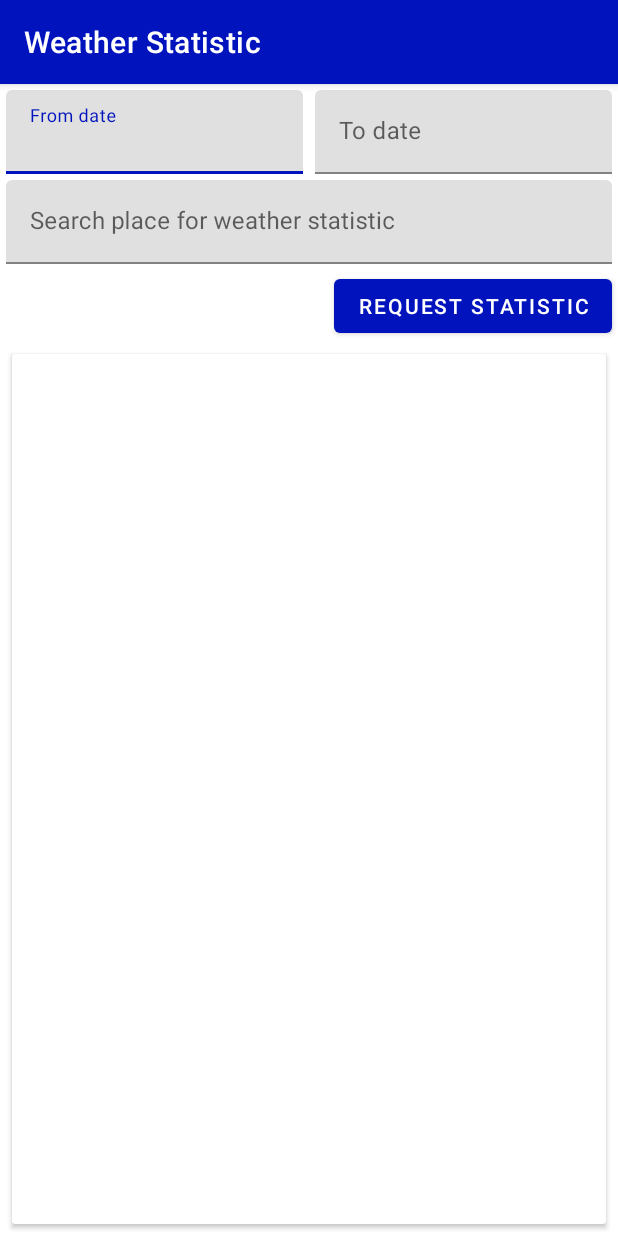
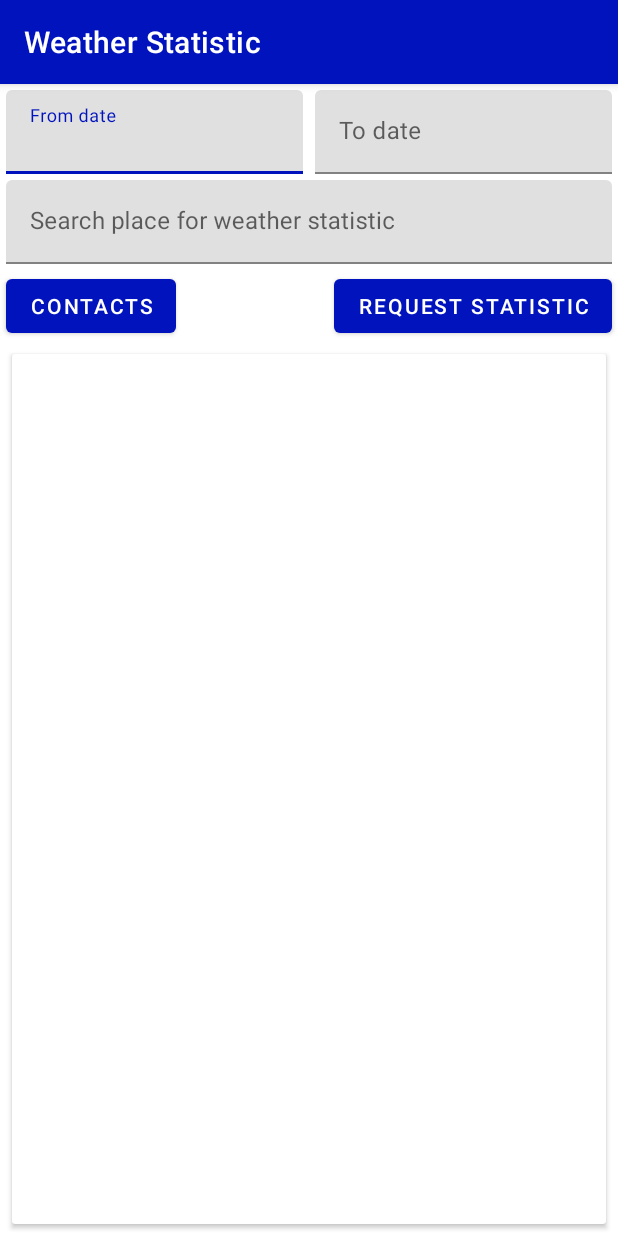
Before and after one commit to MikhailD007/WeatherStatistic, an Android app: the screen it shows after launch (SingleActivity), on a phone screen of 412 x 824 dp. Run offline under Robolectric (Android 15) with nearby library versions, the phone set to English and light mode, and no system bars; our stand-ins replace Room's generated code, navigation-ui; libraries missing offline, so code that uses them is left out: com.facebook.stetho, com.wdullaer.materialdatetimepicker, org.koin.experimental; 10 statements that could not run were skipped.

Commit message:
Получение и отображение списка контактов с обработкой разрешений

```diff
--- a/app/build.gradle
+++ b/app/build.gradle
@@ -86,6 +86,7 @@ dependencies {
     implementation 'com.squareup.okhttp3:logging-interceptor:3.6.0'
     implementation "org.jetbrains.kotlin:kotlin-stdlib:$kotlin_version"
     implementation 'com.google.code.gson:gson:2.8.6'
+    implementation 'androidx.legacy:legacy-support-v4:1.0.0'
 
     //Test
     //noinspection GradleDynamicVersion
--- a/app/src/main/AndroidManifest.xml
+++ b/app/src/main/AndroidManifest.xml
@@ -5,10 +5,11 @@
     <uses-permission android:name="android.permission.INTERNET" />
     <uses-permission android:name="android.permission.ACCESS_NETWORK_STATE" />
     <uses-permission android:name="android.permission.FOREGROUND_SERVICE" />
+    <uses-permission android:name="android.permission.READ_CONTACTS" />
 
     <application
         android:name=".App"
-        android:allowBackup="true"
+        android:allowBackup="false"
         android:icon="@mipmap/ic_launcher"
         android:label="@string/app_name"
         android:roundIcon="@mipmap/ic_launcher_round"
--- a/app/src/main/java/org/vimteam/weatherstatistic/MainModule.kt
+++ b/app/src/main/java/org/vimteam/weatherstatistic/MainModule.kt
@@ -1,12 +1,15 @@
 package org.vimteam.weatherstatistic
 
 import android.app.Application
+import android.content.ContentResolver
+import android.content.Context
 import androidx.room.Room
 import com.google.gson.GsonBuilder
 import okhttp3.OkHttpClient
 import okhttp3.logging.HttpLoggingInterceptor
 import org.joda.time.LocalDate
 import org.koin.android.ext.koin.androidApplication
+import org.koin.android.ext.koin.androidContext
 import org.koin.androidx.viewmodel.dsl.viewModel
 import org.koin.dsl.module
 import org.koin.experimental.builder.singleBy
@@ -19,6 +22,7 @@ import org.vimteam.weatherstatistic.data.repositories.ApiRepository
 import org.vimteam.weatherstatistic.data.repositories.DatabaseRepository
 import org.vimteam.weatherstatistic.data.repositories.SharedPreferencesRepository
 import org.vimteam.weatherstatistic.domain.contracts.*
+import org.vimteam.weatherstatistic.domain.viewmodels.ContactsListViewModel
 import org.vimteam.weatherstatistic.domain.viewmodels.RequestWeatherStatisticViewModel
 import org.vimteam.weatherstatistic.domain.viewmodels.ResultWeatherStatisticViewModel
 import org.vimteam.weatherstatistic.ui.providers.ResourcesProvider
@@ -65,20 +69,27 @@ object MainModule {
                 .build()
         }
 
+        fun provideContentResolver(context: Context): ContentResolver {
+            return context.contentResolver
+        }
+
         singleBy<ResourcesProviderContract, ResourcesProvider>()
         singleBy<SharedPreferencesContract, SharedPreferencesRepository>()
 
         single { ConnectivityListener(get()) }
 
         single { provideDatabase(androidApplication()) }
-        factory<DatabaseRepositoryContract> { DatabaseRepository(get()) }
+        factory<DatabaseRepositoryContract> { DatabaseRepository(get(), get()) }
 
         single { provideVisualcrossingRetrofit() }
         single { provideVisualcrossingApi(get()) }
         factory<ApiRepositoryContract> { ApiRepository(get()) }
 
+        single { provideContentResolver(androidContext()) }
+
         viewModel<RequestWeatherStatisticContract.ViewModel> { RequestWeatherStatisticViewModel(get(), get()) }
         viewModel<ResultWeatherStatisticContract.ViewModel> { ResultWeatherStatisticViewModel(get(), get()) }
+        viewModel<ContactsListContract.ViewModel> { ContactsListViewModel(get()) }
 
     }
 }
--- a/app/src/main/java/org/vimteam/weatherstatistic/domain/contracts/DatabaseRepositoryContract.kt
+++ b/app/src/main/java/org/vimteam/weatherstatistic/domain/contracts/DatabaseRepositoryContract.kt
@@ -1,5 +1,6 @@
 package org.vimteam.weatherstatistic.domain.contracts
 
+import org.vimteam.weatherstatistic.domain.models.Contact
 import org.vimteam.weatherstatistic.domain.models.RequestHistory
 import org.vimteam.weatherstatistic.domain.models.WeatherStatistic
 
@@ -17,4 +18,10 @@ interface DatabaseRepositoryContract {
     @Throws(Exception::class)
     suspend fun saveRequestHistory(weatherStatisticList: ArrayList<WeatherStatistic>)
 
+    @Throws(Exception::class)
+    suspend fun getContactsList(
+        error: (Exception) -> Unit,
+        success: (ArrayList<Contact>) -> Unit
+    )
+
 }
--- /dev/null
+++ b/app/src/main/java/org/vimteam/weatherstatistic/domain/models/Contact.kt
@@ -0,0 +1,6 @@
+package org.vimteam.weatherstatistic.domain.models
+
+data class Contact(
+    val name: String,
+    val phone: String
+)
--- a/app/src/main/res/layout/fragment_request_weather_statistic.xml
+++ b/app/src/main/res/layout/fragment_request_weather_statistic.xml
@@ -69,6 +69,15 @@
         app:layout_constraintEnd_toEndOf="parent"
         app:layout_constraintTop_toBottomOf="@+id/searchPlaceTextInputLayout"/>  <!-- Request stat button -->
 
+    <com.google.android.material.button.MaterialButton
+        android:id="@+id/contactsMaterialButton"
+        android:layout_width="wrap_content"
+        android:layout_height="wrap_content"
+        android:text="@string/contacts"
+        android:layout_margin="@dimen/small_margin"
+        app:layout_constraintStart_toStartOf="parent"
+        app:layout_constraintTop_toBottomOf="@+id/searchPlaceTextInputLayout"/>  <!-- Request stat button -->
+
     <androidx.cardview.widget.CardView
         android:layout_width="match_parent"
         android:layout_height="0dp"
--- a/app/src/main/res/navigation/nav_graph.xml
+++ b/app/src/main/res/navigation/nav_graph.xml
@@ -15,6 +15,9 @@
         <action
             android:id="@+id/action_requestWeatherStatisticFragment_to_resultWeatherStatisticFragment_from_api"
             app:destination="@id/resultWeatherStatisticFragment" />
+        <action
+            android:id="@+id/action_requestWeatherStatisticFragment_to_contactsListFragment"
+            app:destination="@id/contactsListFragment" />
     </fragment>
     <fragment
         android:id="@+id/resultWeatherStatisticFragment"
@@ -25,4 +28,9 @@
             android:name="requestHistory"
             app:argType="org.vimteam.weatherstatistic.domain.models.RequestHistory" />
     </fragment>
+    <fragment
+        android:id="@+id/contactsListFragment"
+        android:name="org.vimteam.weatherstatistic.ui.fragments.ContactsListFragment"
+        android:label="fragment_contacts_list"
+        tools:layout="@layout/fragment_contacts_list" />
 </navigation>
--- a/app/src/main/res/values/strings.xml
+++ b/app/src/main/res/values/strings.xml
@@ -27,4 +27,11 @@
     <string name="city_picture" tools:ignore="TypographyDashes">https://freepngimg.com/thumb/save_electricity/33173-4-save-electricity-picture.png</string>
     <string name="loading_picture" tools:ignore="TypographyDashes">https://freepngimg.com/thumb/cloud_server/8-2-cloud-server-transparent.png</string>
     <string name="failed_picture" tools:ignore="TypographyDashes">https://freepngimg.com/thumb/fail_stamp/5-2-fail-stamp-png-image.png</string>
+    <string name="contacts">Contacts</string>
+    <string name="contacts_permission_dialog_title">Contacts read permission required</string>
+    <string name="contacts_permission_dialog_description">We need permission to read your contacts (names and phone numbers) for education reason, they only be used to display as list</string>
+    <string name="give_permission">Give permission</string>
+    <string name="no_permission">Don\'t</string>
+    <string name="contacts_permission_dialog_denied_description">You don\'t give permission to read your contacts, so poor students will fail their homework :(</string>
+    <string name="ok">@android:string/ok</string>
 </resources>
```
Also changed, not shown: app/src/main/java/org/vimteam/weatherstatistic/data/repositories/DatabaseRepository.kt (+55 -2 lines), app/src/main/java/org/vimteam/weatherstatistic/domain/contracts/ContactsListContract.kt (added, +16 -0 lines), app/src/main/java/org/vimteam/weatherstatistic/domain/models/state/ContactsListState.kt (added, +9 -0 lines), app/src/main/java/org/vimteam/weatherstatistic/domain/viewmodels/ContactsListViewModel.kt (added, +31 -0 lines), app/src/main/java/org/vimteam/weatherstatistic/ui/adapters/ContactsListAdapter.kt (added, +39 -0 lines), app/src/main/java/org/vimteam/weatherstatistic/ui/fragments/ContactsListFragment.kt (added, +68 -0 lines), app/src/main/java/org/vimteam/weatherstatistic/ui/fragments/RequestWeatherStatisticFragment.kt (+61 -0 lines), app/src/main/res/layout/fragment_contacts_list.xml (added, +18 -0 lines), app/src/main/res/layout/listitem_contact.xml (added, +42 -0 lines), 1 other file.
